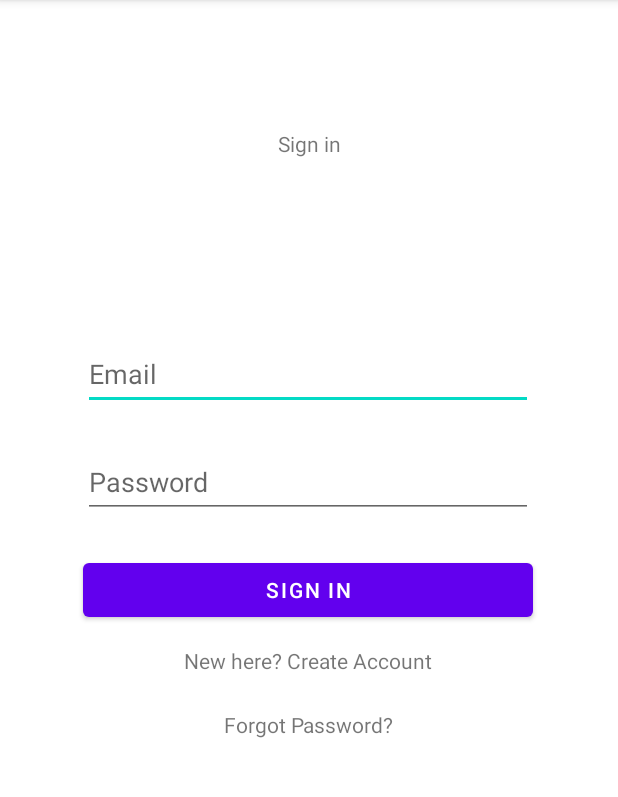
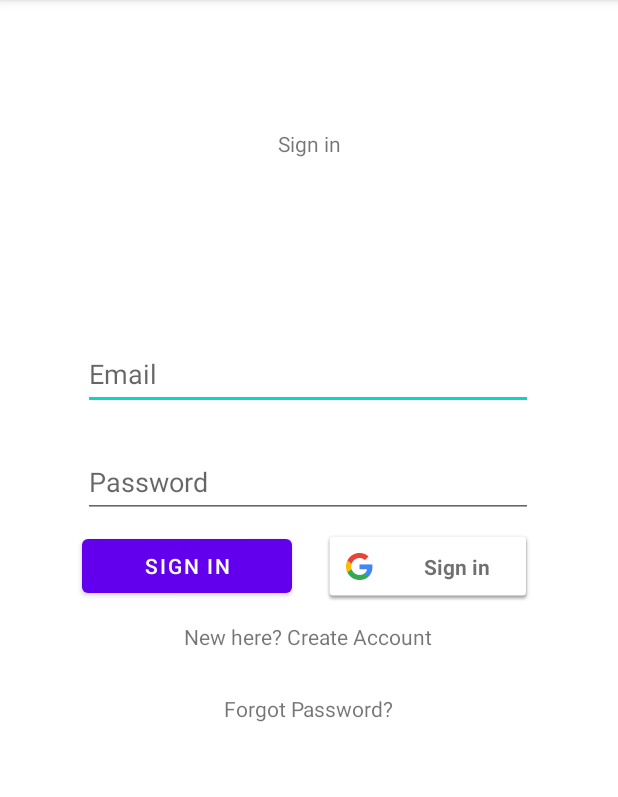
Before and after one commit to kolan4ick/NewsBlender, an Android app: the screen it shows after launch (LoginActivity), after a tap on "Already Registered? Login Here", on a phone screen of 412 x 824 dp, the part 84-881 px from its top. Run offline under Robolectric (Android 15) with nearby library versions, the phone set to English and light mode, and no system bars; our stand-ins replace Firebase (no records; nobody signed in at launch, a user with empty details on screens opened directly); 1 other tap on this screen came first.

Commit message:
Add google Sign in and refactor code

```diff
--- a/app/src/main/java/com/example/newsblender/LoginActivity.java
+++ b/app/src/main/java/com/example/newsblender/LoginActivity.java
@@ -6,6 +6,7 @@ import androidx.appcompat.app.AppCompatActivity;
 import android.content.Intent;
 import android.os.Bundle;
 import android.text.TextUtils;
+import android.util.Log;
 import android.view.View;
 import android.widget.Button;
 import android.widget.EditText;
@@ -13,53 +14,74 @@ import android.widget.ProgressBar;
 import android.widget.TextView;
 import android.widget.Toast;
 
+import com.google.android.gms.auth.api.signin.GoogleSignIn;
+import com.google.android.gms.auth.api.signin.GoogleSignInAccount;
+import com.google.android.gms.auth.api.signin.GoogleSignInClient;
+import com.google.android.gms.auth.api.signin.GoogleSignInOptions;
+import com.google.android.gms.common.SignInButton;
+import com.google.android.gms.common.api.ApiException;
+import com.google.android.gms.tasks.Task;
+import com.google.firebase.auth.AuthCredential;
 import com.google.firebase.auth.FirebaseAuth;
+import com.google.firebase.auth.GoogleAuthProvider;
 
 import java.util.Objects;
 
 public class LoginActivity extends AppCompatActivity {
-    private EditText emailInput;
-    private EditText passwordInput;
-    private TextView registerTextView;
-    private TextView passForgotTextView;
-    private Button signInButton;
-    private ProgressBar progressBar;
-    FirebaseAuth fAuth;
+    private static final String TAG = "LoginActivity";
+    private static final int RC_SIGN_IN = 1234;
+    private EditText mEmailInput;
+    private EditText mPasswordInput;
+    private TextView mRegisterTextView;
+    private TextView mPassForgotTextView;
+    private Button mSignInButton;
+    private SignInButton mSignInButtonGoogle;
+    private ProgressBar mProgressBar;
+    private FirebaseAuth fAuth;
+    private GoogleSignInClient mSignInClient;
 
     @Override
     protected void onCreate(Bundle savedInstanceState) {
         super.onCreate(savedInstanceState);
         setContentView(R.layout.activity_login);
 
-        emailInput = findViewById(R.id.email_input_sign_in);
-        passwordInput = findViewById(R.id.password_input_sign_in);
-        registerTextView = findViewById(R.id.register_text_view);
-        passForgotTextView = findViewById(R.id.pass_forgot_textview);
-        signInButton = findViewById(R.id.sign_in_button);
-        progressBar = findViewById(R.id.progressBar);
+        mEmailInput = findViewById(R.id.email_input_sign_in);
+        mPasswordInput = findViewById(R.id.password_input_sign_in);
+        mRegisterTextView = findViewById(R.id.register_text_view);
+        mPassForgotTextView = findViewById(R.id.pass_forgot_textview);
+        mSignInButton = findViewById(R.id.sign_in_button);
+        mSignInButtonGoogle = findViewById(R.id.sign_in_google_button);
+        mProgressBar = findViewById(R.id.progressBar);
         fAuth = FirebaseAuth.getInstance();
 
-        signInButton.setOnClickListener(view -> {
+        GoogleSignInOptions gso = new GoogleSignInOptions.Builder(GoogleSignInOptions.DEFAULT_SIGN_IN)
+                .requestIdToken(getString(R.string.default_web_client_id))
+                .requestEmail()
+                .build();
 
-            String email = emailInput.getText().toString().trim();
-            String password = passwordInput.getText().toString().trim();
+        mSignInClient = GoogleSignIn.getClient(this, gso);
+
+        mSignInButton.setOnClickListener(view -> {
+
+            String email = mEmailInput.getText().toString().trim();
+            String password = mPasswordInput.getText().toString().trim();
 
             if (TextUtils.isEmpty(email)) {
-                emailInput.setError("Email is Required.");
+                mEmailInput.setError("Email is Required.");
                 return;
             }
 
             if (TextUtils.isEmpty(password)) {
-                passwordInput.setError("Password is Required.");
+                mPasswordInput.setError("Password is Required.");
                 return;
             }
 
             if (password.length() < 6) {
-                passwordInput.setError("Password Must be >= 6 Characters");
+                mPasswordInput.setError("Password Must be >= 6 Characters");
                 return;
             }
 
-            progressBar.setVisibility(View.VISIBLE);
+            mProgressBar.setVisibility(View.VISIBLE);
 
             fAuth.signInWithEmailAndPassword(email, password).addOnCompleteListener(task -> {
                 if (task.isSuccessful()) {
@@ -67,14 +89,19 @@ public class LoginActivity extends AppCompatActivity {
                     startActivity(new Intent(getApplicationContext(), MainActivity.class));
                 } else {
                     Toast.makeText(LoginActivity.this, "Error ! " + Objects.requireNonNull(task.getException()).getMessage(), Toast.LENGTH_SHORT).show();
-                    progressBar.setVisibility(View.GONE);
+                    mProgressBar.setVisibility(View.GONE);
                 }
             });
         });
 
-        registerTextView.setOnClickListener(view -> startActivity(new Intent(getApplicationContext(), RegisterActivity.class)));
+        mSignInButtonGoogle.setOnClickListener(view -> {
+            Intent signInIntent = mSignInClient.getSignInIntent();
+            startActivityForResult(signInIntent, RC_SIGN_IN);
+        });
 
-        passForgotTextView.setOnClickListener(view -> {
+        mRegisterTextView.setOnClickListener(view -> startActivity(new Intent(getApplicationContext(), RegisterActivity.class)));
+
+        mPassForgotTextView.setOnClickListener(view -> {
             final EditText resetMail = new EditText(view.getContext());
             final AlertDialog.Builder passwordResetDialog = new AlertDialog.Builder(view.getContext());
             passwordResetDialog.setTitle("Reset Password ?");
@@ -97,4 +124,27 @@ public class LoginActivity extends AppCompatActivity {
 
 
     }
+
+    @Override
+    public void onActivityResult(int requestCode, int resultCode, Intent data) {
+        super.onActivityResult(requestCode, resultCode, data);
+        Task<GoogleSignInAccount> task = GoogleSignIn.getSignedInAccountFromIntent(data);
+        try {
+            GoogleSignInAccount account = task.getResult(ApiException.class);
+            firebaseAuthWithGoogle(account);
+        } catch (ApiException e) {
+            Log.w(TAG, "Google sign in failed", e);
+        }
+    }
+
+    private void firebaseAuthWithGoogle(GoogleSignInAccount account) {
+        AuthCredential credential = GoogleAuthProvider.getCredential(account.getIdToken(), null);
+        fAuth.signInWithCredential(credential)
+                .addOnSuccessListener(this, authResult -> {
+                    startActivity(new Intent(LoginActivity.this, MainActivity.class));
+                    finish();
+                })
+                .addOnFailureListener(this, e -> Toast.makeText(LoginActivity.this, "Authentication failed.",
+                        Toast.LENGTH_SHORT).show());
+    }
 }
--- a/app/src/main/java/com/example/newsblender/RegisterActivity.java
+++ b/app/src/main/java/com/example/newsblender/RegisterActivity.java
@@ -24,26 +24,26 @@ import java.util.Objects;
 
 public class RegisterActivity extends AppCompatActivity {
     public static final String TAG = "TAG";
-    private EditText fullNameInput;
-    private EditText passwordInput;
-    private EditText emailInput;
-    private Button signUpButton;
-    private TextView loginTextView;
-    private ProgressBar progressBar;
+    private EditText mFullNameInput;
+    private EditText mPasswordInput;
+    private EditText mEmailInput;
+    private Button mSignUpButton;
+    private TextView mLoginTextView;
+    private ProgressBar mProgressBar;
     private FirebaseFirestore fStore;
-    private String userID;
+    private String mUserID;
     FirebaseAuth fAuth;
 
     @Override
     protected void onCreate(Bundle savedInstanceState) {
         super.onCreate(savedInstanceState);
         setContentView(R.layout.activity_register);
-        fullNameInput = findViewById(R.id.full_name_input_sign_up);
-        passwordInput = findViewById(R.id.password_input_sign_up);
-        emailInput = findViewById(R.id.email_input_sign_up);
-        signUpButton = findViewById(R.id.sign_up_button);
-        loginTextView = findViewById(R.id.login_text_view);
-        progressBar = findViewById(R.id.progressBar);
+        mFullNameInput = findViewById(R.id.full_name_input_sign_up);
+        mPasswordInput = findViewById(R.id.password_input_sign_up);
+        mEmailInput = findViewById(R.id.email_input_sign_up);
+        mSignUpButton = findViewById(R.id.sign_up_button);
+        mLoginTextView = findViewById(R.id.login_text_view);
+        mProgressBar = findViewById(R.id.progressBar);
         fAuth = FirebaseAuth.getInstance();
         fStore = FirebaseFirestore.getInstance();
 
@@ -52,27 +52,27 @@ public class RegisterActivity extends AppCompatActivity {
             finish();
         }
 
-        signUpButton.setOnClickListener(view -> {
-            final String email = emailInput.getText().toString().trim();
-            String password = passwordInput.getText().toString().trim();
-            final String fullName = fullNameInput.getText().toString();
+        mSignUpButton.setOnClickListener(view -> {
+            final String email = mEmailInput.getText().toString().trim();
+            String password = mPasswordInput.getText().toString().trim();
+            final String fullName = mFullNameInput.getText().toString();
 
             if (TextUtils.isEmpty(email)) {
-                emailInput.setError("Email is Required.");
+                mEmailInput.setError("Email is Required.");
                 return;
             }
 
             if (TextUtils.isEmpty(password)) {
-                passwordInput.setError("Password is Required.");
+                mPasswordInput.setError("Password is Required.");
                 return;
             }
 
             if (password.length() < 6) {
-                fullNameInput.setError("Password Must be >= 6 Characters");
+                mFullNameInput.setError("Password Must be >= 6 Characters");
                 return;
             }
 
-            progressBar.setVisibility(View.VISIBLE);
+            mProgressBar.setVisibility(View.VISIBLE);
 
             // register the user in firebase
 
@@ -87,23 +87,23 @@ public class RegisterActivity extends AppCompatActivity {
                             .addOnFailureListener(e -> Log.d(TAG, "onFailure: Email not sent " + e.getMessage()));
 
                     Toast.makeText(RegisterActivity.this, "User Created.", Toast.LENGTH_SHORT).show();
-                    userID = fAuth.getCurrentUser().getUid();
-                    DocumentReference documentReference = fStore.collection("users").document(userID);
+                    mUserID = fAuth.getCurrentUser().getUid();
+                    DocumentReference documentReference = fStore.collection("users").document(mUserID);
                     Map<String, Object> user = new HashMap<>();
                     user.put("fName", fullName);
                     user.put("email", email);
                     documentReference.set(user)
-                            .addOnSuccessListener(aVoid -> Log.d(TAG, "onSuccess: user Profile is created for " + userID))
+                            .addOnSuccessListener(aVoid -> Log.d(TAG, "onSuccess: user Profile is created for " + mUserID))
                             .addOnFailureListener(e -> Log.d(TAG, "onFailure: " + e));
                     startActivity(new Intent(getApplicationContext(), MainActivity.class));
                 } else {
                     Toast.makeText(RegisterActivity.this, "Error ! " + Objects.requireNonNull(task.getException()).getMessage(), Toast.LENGTH_SHORT).show();
-                    progressBar.setVisibility(View.GONE);
+                    mProgressBar.setVisibility(View.GONE);
                 }
             });
         });
 
-        loginTextView.setOnClickListener(view -> {
+        mLoginTextView.setOnClickListener(view -> {
             startActivity(new Intent(getApplicationContext(), LoginActivity.class));
         });
     }
--- a/app/src/main/res/layout/activity_login.xml
+++ b/app/src/main/res/layout/activity_login.xml
@@ -16,7 +16,7 @@
             app:layout_constraintEnd_toEndOf="parent"
             app:layout_constraintStart_toStartOf="parent"
             app:layout_constraintTop_toBottomOf="@+id/pass_forgot_textview"
-            app:layout_constraintVertical_bias="0.37" />
+            app:layout_constraintVertical_bias="0.349" />
 
     <EditText
             android:layout_width="300dp"
@@ -61,19 +61,17 @@
             android:autofillHints=""
             android:minHeight="48dp" />
 
-    <Button
-            android:text="@string/sign_in"
-            android:layout_width="300dp"
+    <com.google.android.gms.common.SignInButton
+            android:id="@+id/sign_in_google_button"
+            android:layout_width="140dp"
             android:layout_height="48dp"
-            android:id="@+id/sign_in_button"
+            android:layout_gravity="center"
+            android:visibility="visible"
             app:layout_constraintEnd_toEndOf="parent"
-            app:layout_constraintStart_toStartOf="parent"
-            app:layout_constraintBottom_toBottomOf="parent"
-            android:layout_marginBottom="291dp"
-            app:layout_constraintHorizontal_bias="0.495"
-            android:layout_marginTop="24dp"
-            app:layout_constraintTop_toBottomOf="@+id/password_input_sign_in"
-            app:layout_constraintVertical_bias="0.0" />
+            app:layout_constraintStart_toEndOf="@+id/sign_in_button"
+            app:layout_constraintHorizontal_bias="0.263"
+            android:layout_marginTop="8dp"
+            app:layout_constraintTop_toBottomOf="@+id/password_input_sign_in" />
 
     <TextView
             android:text="@string/register_hint"
@@ -84,8 +82,7 @@
             app:layout_constraintStart_toStartOf="parent"
             app:layout_constraintHorizontal_bias="0.498"
             android:layout_marginTop="13dp"
-            app:layout_constraintTop_toBottomOf="@+id/sign_in_button" />
-
+            app:layout_constraintTop_toBottomOf="@+id/sign_in_google_button" />
     <TextView
             android:text="@string/forgot_password"
             android:layout_width="wrap_content"
@@ -98,4 +95,15 @@
             app:layout_constraintTop_toBottomOf="@+id/register_text_view"
             app:layout_constraintVertical_bias="0.325" />
 
+    <Button
+            android:text="@string/sign_in"
+            android:layout_width="140dp"
+            android:layout_height="48dp"
+            android:id="@+id/sign_in_button"
+            app:layout_constraintTop_toBottomOf="@+id/password_input_sign_in"
+            app:layout_constraintEnd_toEndOf="parent"
+            app:layout_constraintStart_toStartOf="parent"
+            android:layout_marginTop="8dp"
+            app:layout_constraintHorizontal_bias="0.202" />
+
 </androidx.constraintlayout.widget.ConstraintLayout>
```
Also changed, not shown: app/src/main/java/com/example/newsblender/MainActivity.java (+32 -5 lines), app/src/main/res/layout/activity_main.xml (+9 -0 lines).
